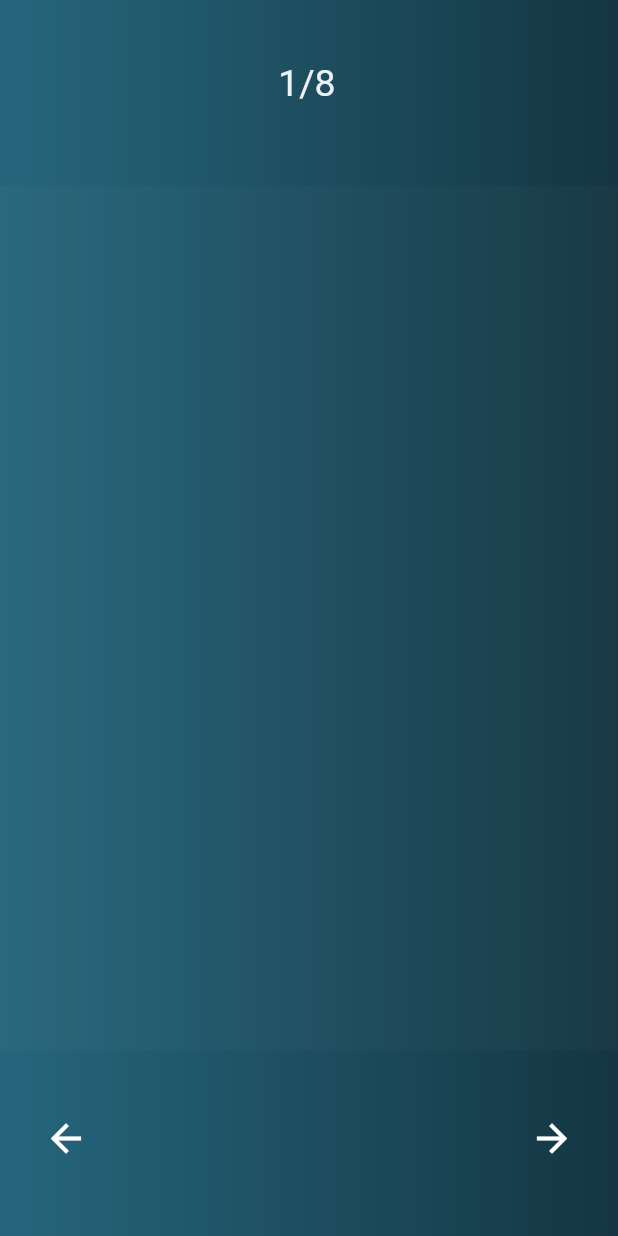
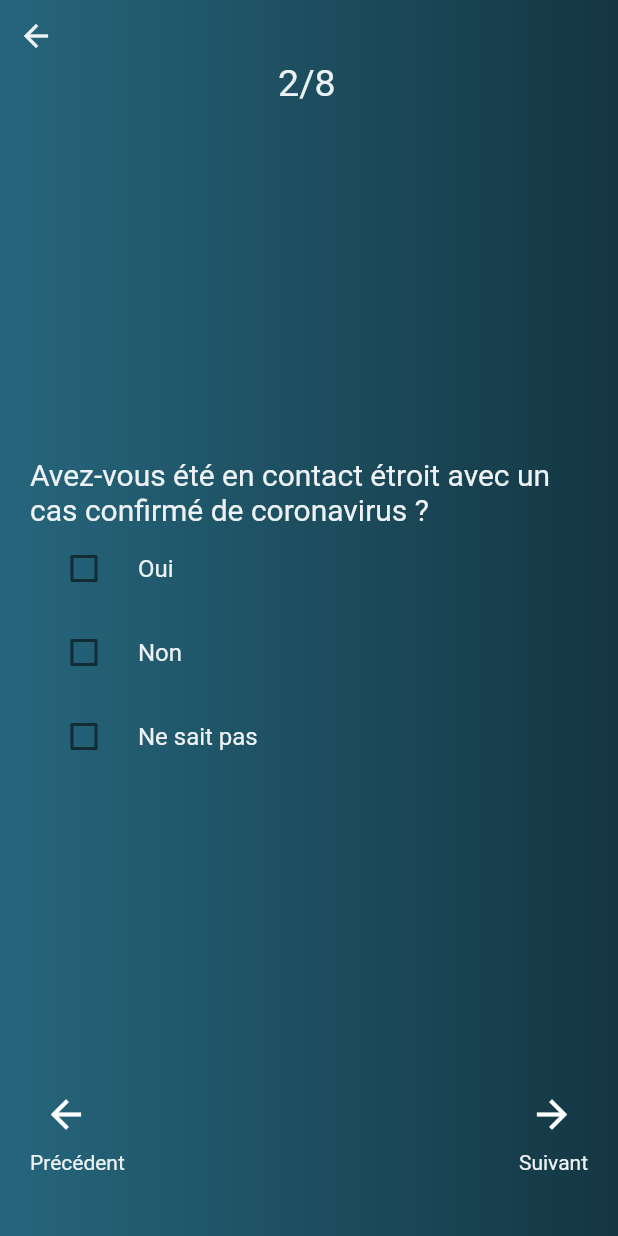
Before and after one commit to Djameleddine21/Signali, a Flutter app: the SignalePage screen opened directly, after a tap on the "arrow forward" icon, on a phone screen of 412 x 824 dp. Run offline on Flutter 3.47's test engine with Material 2 defaults, Android fonts, the phone set to English and light mode, and no system bars; our stand-ins replace google_maps_flutter; generated files the repository leaves out were written again.

Commit message:
add signale page

```diff
--- a/lib/main.dart
+++ b/lib/main.dart
@@ -1,6 +1,6 @@
 import 'package:flutter/material.dart';
 import 'package:signalini/routes/routes.dart';
-import 'package:signalini/screens/signale/signale_page.dart';
+import 'package:signalini/screens/login/login_page.dart';
 
 void main() => runApp(Signalini());
 
@@ -10,7 +10,7 @@ class Signalini extends StatelessWidget {
     return MaterialApp(
       debugShowCheckedModeBanner: false,
       title: "Signalini",
-      initialRoute: SignalePage.id,
+      initialRoute: LoginPage.id,
       onGenerateRoute: Router.onGenerateRoute,
     );
   }
--- a/lib/screens/home/home_page.dart
+++ b/lib/screens/home/home_page.dart
@@ -1,6 +1,7 @@
 import 'package:flutter/material.dart';
 import 'package:google_maps_flutter/google_maps_flutter.dart';
 import 'package:signalini/components/drawer.dart';
+import 'package:signalini/screens/signale/signale_page.dart';
 import 'package:signalini/utils/constants.dart';
 
 class HomePage extends StatefulWidget {
@@ -29,7 +30,7 @@ class _HomePageState extends State<HomePage> {
       child: Scaffold(
         key: _scaffoldKey,
         floatingActionButton: FloatingActionButton(
-          onPressed: () {},
+          onPressed: ()=> Navigator.pushNamed(context, SignalePage.id),
           backgroundColor: greenDeepColor,
           child: Icon(Icons.add),
         ),
--- a/lib/screens/signale/signale_page.dart
+++ b/lib/screens/signale/signale_page.dart
@@ -1,4 +1,7 @@
 import 'package:flutter/material.dart';
+import 'package:signalini/screens/signale/widgets/choice_question.dart';
+import 'package:signalini/screens/signale/widgets/multiple_choice.dart';
+import 'package:signalini/screens/signale/widgets/open_question.dart';
 import 'package:signalini/utils/constants.dart';
 
 class SignalePage extends StatefulWidget {
@@ -9,7 +12,31 @@ class SignalePage extends StatefulWidget {
 }
 
 class _SignalePageState extends State<SignalePage> {
-  PageController pageController = PageController(initialPage: 0);
+  int currentIndex;
+  PageController pageController;
+
+  @override
+  void initState() {
+    super.initState();
+    currentIndex = 0;
+    pageController = PageController(initialPage: currentIndex);
+  }
+
+  Widget _buildItem(int index) {
+    switch (forms[index][typeKey]) {
+      case QuestionsType.open:
+        return OpenQuestionWidget(question: forms[index][questionKey]);
+      case QuestionsType.oneChoice:
+        return ChoiceQuestion(question: forms[index][questionKey]);
+      case QuestionsType.multipleChoice:
+        return MultipleChoice(
+          mainQuestion: forms[index][questionKey],
+          questions: forms[index][ansersKey],
+        );
+      default:
+        return Container();
+    }
+  }
 
   @override
   Widget build(BuildContext context) {
@@ -40,21 +67,25 @@ class _SignalePageState extends State<SignalePage> {
                   child: PageView(
                     controller: pageController,
                     physics: BouncingScrollPhysics(),
+                    onPageChanged: (value) {
+                      setState(() {
+                        currentIndex = value;
+                      });
+                    },
+                    //for each question in forms
                     children: <Widget>[
-                      Container(color: whiteColor.withOpacity(0.02)),
-                      Container(color: whiteColor.withOpacity(0.1)),
-                      Container(color: whiteColor.withOpacity(0.2)),
+                      for (var i = 0; i < forms.length; i++) _buildItem(i),
                     ],
                     scrollDirection: Axis.horizontal,
                   ),
                 ),
               ),
-              //top curseur
+              //top index
               Positioned(
                 top: height * 0.05,
                 left: width * 0.45,
                 child: Text(
-                  "1/8",
+                  "${currentIndex + 1}/${forms.length}",
                   style: whiteText.copyWith(fontSize: 25.0),
                   textAlign: TextAlign.center,
                 ),
@@ -63,23 +94,50 @@ class _SignalePageState extends State<SignalePage> {
               Positioned(
                 bottom: height * 0.05,
                 right: 20.0,
-                child: IconButton(
+                child: Column(
+                  crossAxisAlignment: CrossAxisAlignment.end,
+                  children: <Widget>[
+                    IconButton(
                       icon: Icon(Icons.arrow_forward),
                       color: Colors.white,
                       iconSize: 30.0,
-                  onPressed: () {},
+                      onPressed: () {
+                        pageController.nextPage(
+                          duration: Duration(milliseconds: 400),
+                          curve: Curves.linear,
+                        );
+                      },
+                    ),
+                    Text("Suivant", style: whiteText),
+                  ],
                 ),
               ),
               //previous
               Positioned(
                 bottom: height * 0.05,
                 left: 20.0,
-                child: IconButton(
+                child: Column(
+                  crossAxisAlignment: CrossAxisAlignment.start,
+                  children: <Widget>[
+                    IconButton(
                       icon: Icon(Icons.arrow_back),
                       color: Colors.white,
                       iconSize: 30.0,
-                  onPressed: () {},
+                      onPressed: () {
+                        currentIndex = pageController.page.toInt();
+                        pageController.previousPage(
+                          duration: Duration(milliseconds: 400),
+                          curve: Curves.linear,
+                        );
+                      },
                     ),
+                    Text("Précédent", style: whiteText),
+                  ],
+                ),
+              ),
+              //back button
+              Positioned(
+                child: BackButton(color: whiteColor),
               ),
             ],
           ),
--- /dev/null
+++ b/lib/screens/signale/widgets/choice_question.dart
@@ -0,0 +1,71 @@
+import 'package:flutter/material.dart';
+import 'package:signalini/utils/constants.dart';
+
+class ChoiceQuestion extends StatefulWidget {
+  final String question;
+
+  ChoiceQuestion({@required this.question}) : assert(question != null);
+
+  @override
+  _ChoiceQuestionState createState() => _ChoiceQuestionState();
+}
+
+class _ChoiceQuestionState extends State<ChoiceQuestion> {
+  List<bool> checked = <bool>[];
+
+  @override
+  void initState() {
+    super.initState();
+    checked = <bool>[false, false, false];
+  }
+
+  @override
+  Widget build(BuildContext context) {
+    return Padding(
+      padding: const EdgeInsets.symmetric(horizontal: 20.0),
+      child: Column(
+        mainAxisAlignment: MainAxisAlignment.center,
+        crossAxisAlignment: CrossAxisAlignment.start,
+        children: <Widget>[
+          Text(widget.question, style: whiteText.copyWith(fontSize: 20.0)),
+          CheckboxListTile(
+            activeColor: whiteColor,
+            checkColor: greenDeepColor,
+            controlAffinity: ListTileControlAffinity.leading,
+            title: Text("Oui", style: whiteText),
+            value: checked[0],
+            onChanged: (value) {
+              setState(() {
+                checked.setAll(0, [value, false, false]);
+              });
+            },
+          ),
+          CheckboxListTile(
+            activeColor: whiteColor,
+            checkColor: greenDeepColor,
+            controlAffinity: ListTileControlAffinity.leading,
+            title: Text("Non", style: whiteText),
+            value: checked[1],
+            onChanged: (value) {
+              setState(() {
+                checked.setAll(0, [false, value, false]);
+              });
+            },
+          ),
+          CheckboxListTile(
+            activeColor: whiteColor,
+            checkColor: greenDeepColor,
+            controlAffinity: ListTileControlAffinity.leading,
+            title: Text("Ne sait pas", style: whiteText),
+            value: checked[2],
+            onChanged: (value) {
+              setState(() {
+                checked.setAll(0, [false, false, value]);
+              });
+            },
+          ),
+        ],
+      ),
+    );
+  }
+}
--- /dev/null
+++ b/lib/screens/signale/widgets/multiple_choice.dart
@@ -0,0 +1,53 @@
+import 'package:flutter/material.dart';
+import 'package:signalini/utils/constants.dart';
+
+class MultipleChoice extends StatefulWidget {
+  final String mainQuestion;
+  final List<String> questions;
+
+  const MultipleChoice({this.mainQuestion, this.questions})
+      : assert(mainQuestion != null),
+        assert(questions != null);
+
+  @override
+  _MultipleChoiceState createState() => _MultipleChoiceState();
+}
+
+class _MultipleChoiceState extends State<MultipleChoice> {
+  List<bool> checked = <bool>[];
+
+  @override
+  void initState() {
+    super.initState();
+    for (var _ in widget.questions) {
+      checked.add(false);
+    }
+  }
+
+  @override
+  Widget build(BuildContext context) {
+    return Padding(
+      padding: const EdgeInsets.symmetric(horizontal: 20.0),
+      child: Column(
+        mainAxisAlignment: MainAxisAlignment.center,
+        crossAxisAlignment: CrossAxisAlignment.start,
+        children: <Widget>[
+          Text(widget.mainQuestion, style: whiteText.copyWith(fontSize: 20.0)),
+          for (var i = 0; i < widget.questions.length; i++)
+            CheckboxListTile(
+              activeColor: whiteColor,
+              checkColor: greenDeepColor,
+              controlAffinity: ListTileControlAffinity.trailing,
+              title: Text(widget.questions[i], style: whiteText),
+              value: checked[i],
+              onChanged: (value) {
+                setState(() {
+                  checked[i] = value;
+                });
+              },
+            ),
+        ],
+      ),
+    );
+  }
+}
--- /dev/null
+++ b/lib/screens/signale/widgets/open_question.dart
@@ -0,0 +1,38 @@
+import 'package:flutter/material.dart';
+import 'package:signalini/utils/constants.dart';
+
+class OpenQuestionWidget extends StatefulWidget {
+  final String question;
+
+  OpenQuestionWidget({@required this.question}) : assert(question != null);
+
+  @override
+  _OpenQuestionWidgetState createState() => _OpenQuestionWidgetState();
+}
+
+class _OpenQuestionWidgetState extends State<OpenQuestionWidget> {
+  @override
+  Widget build(BuildContext context) {
+    return Column(
+      mainAxisAlignment: MainAxisAlignment.center,
+      children: <Widget>[
+        Padding(
+          padding: const EdgeInsets.symmetric(horizontal: 20.0),
+          child: Text(widget.question, style: whiteText.copyWith(fontSize: 20.0)),
+        ),
+        Padding(
+          padding: const EdgeInsets.all(20.0),
+          child: TextFormField(
+            cursorColor: whiteColor,
+            style: TextStyle(color: whiteColor),
+            decoration: inputDecoration.copyWith(
+              hintText: 'Réponse',
+            ),
+            maxLines: 5,
+            keyboardType: TextInputType.text,
+          ),
+        ),
+      ],
+    );
+  }
+}
--- a/lib/utils/constants.dart
+++ b/lib/utils/constants.dart
@@ -42,3 +42,51 @@ InputDecoration inputDecoration = InputDecoration(
     borderSide: BorderSide(color: whiteColor, width: 2.0),
   ),
 );
+
+enum QuestionsType { open, oneChoice, multipleChoice }
+///map keys of the forms
+const String questionKey = "question";
+const String typeKey = "type";
+const String ansersKey = "ansers";
+///questions examples of COVID-19 forms
+const List<Map<String, dynamic>> forms = <Map<String, dynamic>>[
+  {
+    questionKey: "Ces dernières 48 heures, qu'elle a été votre température la plus élevée ?",
+    typeKey: QuestionsType.open
+  },
+  {
+    questionKey: "Avez-vous été en contact étroit avec un cas confirmé de coronavirus ?",
+    typeKey: QuestionsType.oneChoice
+  },
+  {
+    questionKey: "Avez-vous voyagé à l'étranger ou fait une croisière ?",
+    typeKey: QuestionsType.oneChoice,
+  },
+  {
+    questionKey: "Avez-vous eu l'un des symptômes suivants au cours des dernières 24 heures",
+    typeKey: QuestionsType.multipleChoice,
+    ansersKey: <String>["Toux", "Essoufflement ou difficulté à respirer"],
+  },
+  {
+    questionKey: "OU au moins DEUX des symptômes suivants au cours des dernières 24 heures",
+    typeKey: QuestionsType.multipleChoice,
+    ansersKey: <String>[
+      "Douleur musculaire",
+      "Mal de tête",
+      "Nouvelle perte de goût ou d'odeur",
+      "Gorge irritée"
+    ],
+  },
+  {
+    questionKey: "Avez-vous une maladie cardiaque ou vasculaire ?",
+    typeKey: QuestionsType.oneChoice,
+  },
+  {
+    questionKey: "Avez-vous une maladie respiratoire ?",
+    typeKey: QuestionsType.oneChoice,
+  },
+  {
+    questionKey: "Indiquez votre poids et votre taille :",
+    typeKey: QuestionsType.open,
+  }
+];
```
Also changed, not shown: 1 other file. Lines whose indentation alone changed are shown as unchanged.
